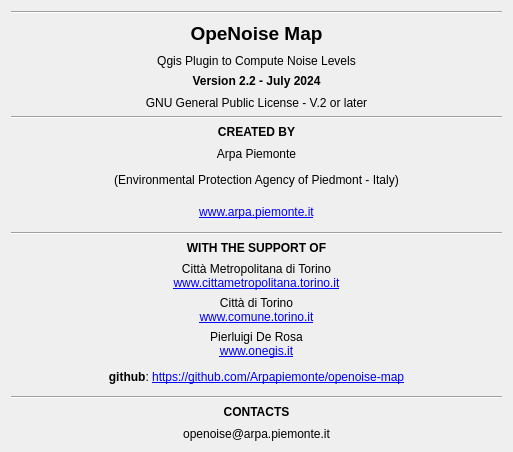
The window that tools/ui_Informations.ui (pierluigiderosa/openoise) describes before a commit, drawn with Qt 5.
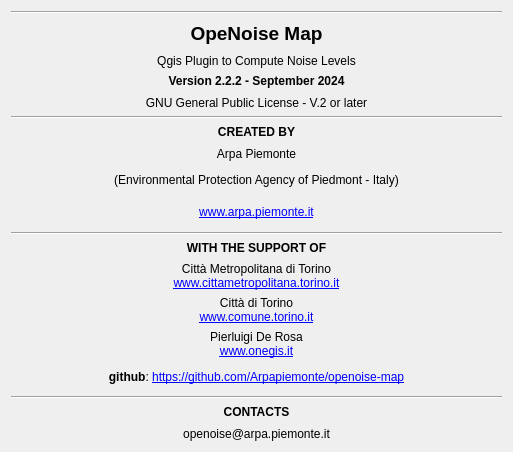
The same window after the commit.

Patch:
```diff
--- a/tools/ui_Informations.ui
+++ b/tools/ui_Informations.ui
@@ -101,7 +101,7 @@
       </size>
      </property>
      <property name="text">
-      <string>&lt;html&gt;&lt;head/&gt;&lt;body&gt;&lt;p&gt;&lt;span style=&quot; font-weight:600;&quot;&gt;Version 2.2 - July 2024&lt;/span&gt;&lt;/p&gt;&lt;/body&gt;&lt;/html&gt;</string>
+      <string>&lt;html&gt;&lt;head/&gt;&lt;body&gt;&lt;p&gt;&lt;span style=&quot; font-weight:600;&quot;&gt;Version 2.2.2 - September 2024&lt;/span&gt;&lt;/p&gt;&lt;/body&gt;&lt;/html&gt;</string>
      </property>
      <property name="alignment">
       <set>Qt::AlignCenter</set>
```
